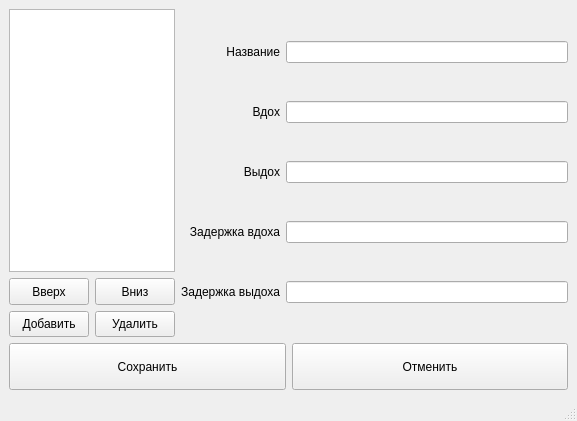
The window that src/SettingsWindow/settings.ui (dvarubla/breathe_trainer) describes before a commit, drawn with Qt 5.
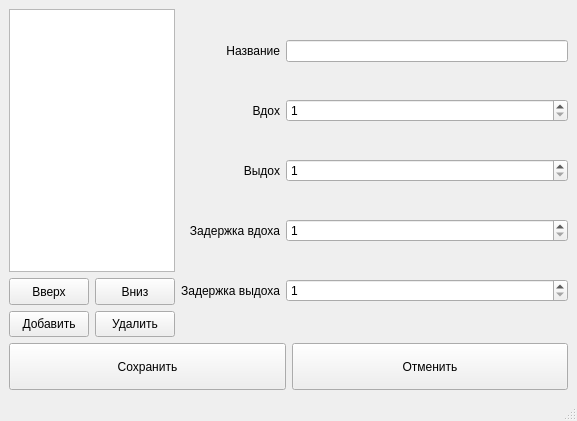
The same window after the commit.

Commit message: Use spinboxes instead of text edits

```diff
--- a/src/SettingsWindow/settings.ui
+++ b/src/SettingsWindow/settings.ui
@@ -27,38 +27,6 @@
         </property>
        </widget>
       </item>
-      <item row="4" column="1">
-       <widget class="QLineEdit" name="pauseExhaleEdit"/>
-      </item>
-      <item row="2" column="1">
-       <widget class="QLineEdit" name="exhaleEdit"/>
-      </item>
-      <item row="3" column="1">
-       <widget class="QLineEdit" name="pauseInhaleEdit"/>
-      </item>
-      <item row="3" column="0">
-       <widget class="QLabel" name="label_2">
-        <property name="text">
-         <string>Задержка вдоха</string>
-        </property>
-        <property name="alignment">
-         <set>Qt::AlignRight|Qt::AlignTrailing|Qt::AlignVCenter</set>
-        </property>
-       </widget>
-      </item>
-      <item row="1" column="1">
-       <widget class="QLineEdit" name="inhaleEdit"/>
-      </item>
-      <item row="2" column="0">
-       <widget class="QLabel" name="label">
-        <property name="text">
-         <string>Выдох</string>
-        </property>
-        <property name="alignment">
-         <set>Qt::AlignRight|Qt::AlignTrailing|Qt::AlignVCenter</set>
-        </property>
-       </widget>
-      </item>
       <item row="1" column="0">
        <widget class="QLabel" name="label_3">
         <property name="text">
@@ -69,6 +37,16 @@
         </property>
        </widget>
       </item>
+      <item row="2" column="0">
+       <widget class="QLabel" name="label">
+        <property name="text">
+         <string>Выдох</string>
+        </property>
+        <property name="alignment">
+         <set>Qt::AlignRight|Qt::AlignTrailing|Qt::AlignVCenter</set>
+        </property>
+       </widget>
+      </item>
       <item row="0" column="0">
        <widget class="QLabel" name="label_4">
         <property name="text">
@@ -79,6 +57,56 @@
         </property>
        </widget>
       </item>
+      <item row="3" column="0">
+       <widget class="QLabel" name="label_2">
+        <property name="text">
+         <string>Задержка вдоха</string>
+        </property>
+        <property name="alignment">
+         <set>Qt::AlignRight|Qt::AlignTrailing|Qt::AlignVCenter</set>
+        </property>
+       </widget>
+      </item>
+      <item row="3" column="1">
+       <widget class="QSpinBox" name="pauseInhaleEdit">
+        <property name="minimum">
+         <number>1</number>
+        </property>
+        <property name="maximum">
+         <number>999</number>
+        </property>
+       </widget>
+      </item>
+      <item row="2" column="1">
+       <widget class="QSpinBox" name="exhaleEdit">
+        <property name="minimum">
+         <number>1</number>
+        </property>
+        <property name="maximum">
+         <number>999</number>
+        </property>
+       </widget>
+      </item>
+      <item row="1" column="1">
+       <widget class="QSpinBox" name="inhaleEdit">
+        <property name="minimum">
+         <number>1</number>
+        </property>
+        <property name="maximum">
+         <number>999</number>
+        </property>
+       </widget>
+      </item>
+      <item row="4" column="1">
+       <widget class="QSpinBox" name="pauseExhaleEdit">
+        <property name="minimum">
+         <number>1</number>
+        </property>
+        <property name="maximum">
+         <number>999</number>
+        </property>
+       </widget>
+      </item>
       <item row="0" column="1">
        <widget class="QLineEdit" name="nameEdit"/>
       </item>
```
The commit also changes 6 other files.
